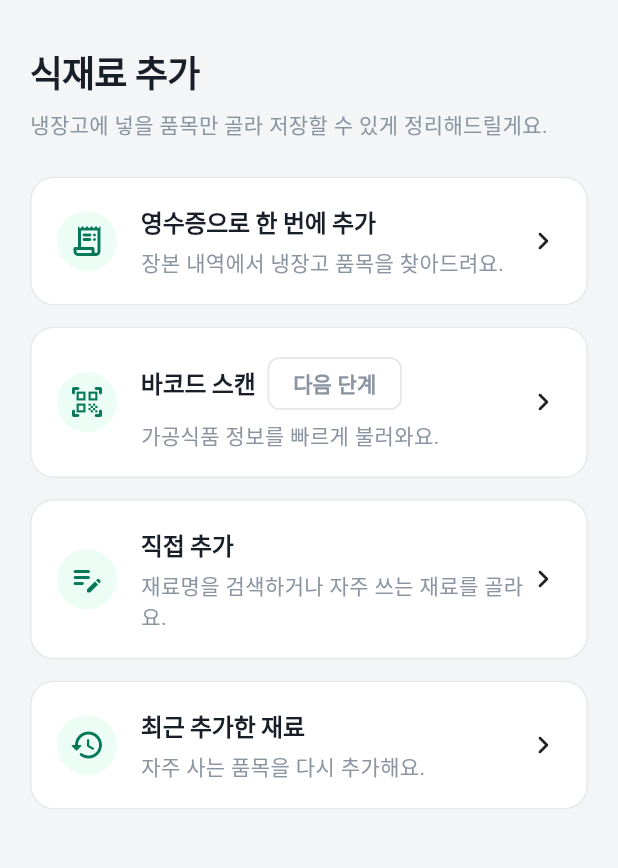
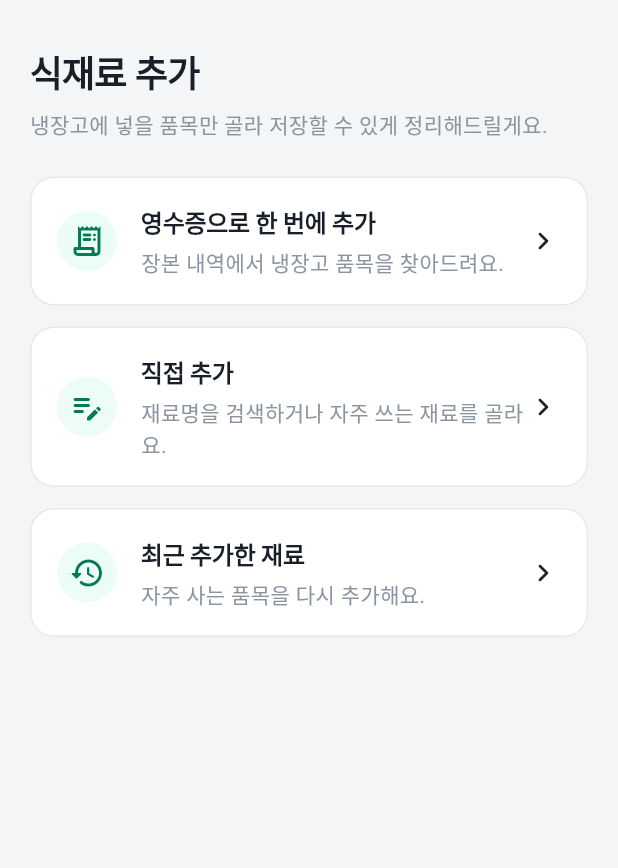
Before and after one commit to wookmin/moapp_Teamp, a Flutter app: the FoodAddMethodScreen screen opened directly, on a phone screen of 412 x 824 dp, the part 65-933 px from its top. Run offline on Flutter 3.47's test engine with Material 3 defaults, Android fonts, the phone set to English and light mode, and no system bars; our stand-ins replace app_links, cloud_firestore, firebase_auth, firebase_core, firebase_storage, flutter_dotenv and 10 more; accounts and stored records are empty.

Commit message:
feat: remove barcode scan option and associated UI components from food addition screen

```diff
--- a/lib/screens/food_add/food_add_method_screen.dart
+++ b/lib/screens/food_add/food_add_method_screen.dart
@@ -9,12 +9,6 @@ class FoodAddMethodScreen extends StatelessWidget {
   const FoodAddMethodScreen({super.key});
 
   static const _recognitionService = FoodItemRecognitionService();
-
-  Future<void> _showComingSoon(BuildContext context, String label) async {
-    ScaffoldMessenger.of(
-      context,
-    ).showSnackBar(SnackBar(content: Text('$label 기능은 다음 단계에서 연결할게요.')));
-  }
 
   Future<void> _openRecentFoods(BuildContext context) async {
     final items = await AppRepositories.expiry.fetchExpiryItems();
@@ -76,13 +70,6 @@ class FoodAddMethodScreen extends StatelessWidget {
             onTap: () => Navigator.of(context).pushNamed('/add-food/receipt'),
           ),
           _AddMethodCard(
-            icon: Icons.qr_code_scanner_rounded,
-            title: '바코드 스캔',
-            description: '가공식품 정보를 빠르게 불러와요.',
-            badge: '다음 단계',
-            onTap: () => _showComingSoon(context, '바코드 스캔'),
-          ),
-          _AddMethodCard(
             icon: Icons.edit_note_rounded,
             title: '직접 추가',
             description: '재료명을 검색하거나 자주 쓰는 재료를 골라요.',
@@ -106,14 +93,12 @@ class _AddMethodCard extends StatelessWidget {
     required this.title,
     required this.description,
     required this.onTap,
-    this.badge,
   });
 
   final IconData icon;
   final String title;
   final String description;
   final VoidCallback onTap;
-  final String? badge;
 
   @override
   Widget build(BuildContext context) {
@@ -150,13 +135,6 @@ class _AddMethodCard extends StatelessWidget {
                             ),
                           ),
                         ),
-                        if (badge != null) ...[
-                          const SizedBox(width: 8),
-                          Chip(
-                            label: Text(badge!),
-                            visualDensity: VisualDensity.compact,
-                          ),
-                        ],
                       ],
                     ),
                     const SizedBox(height: 4),
```
